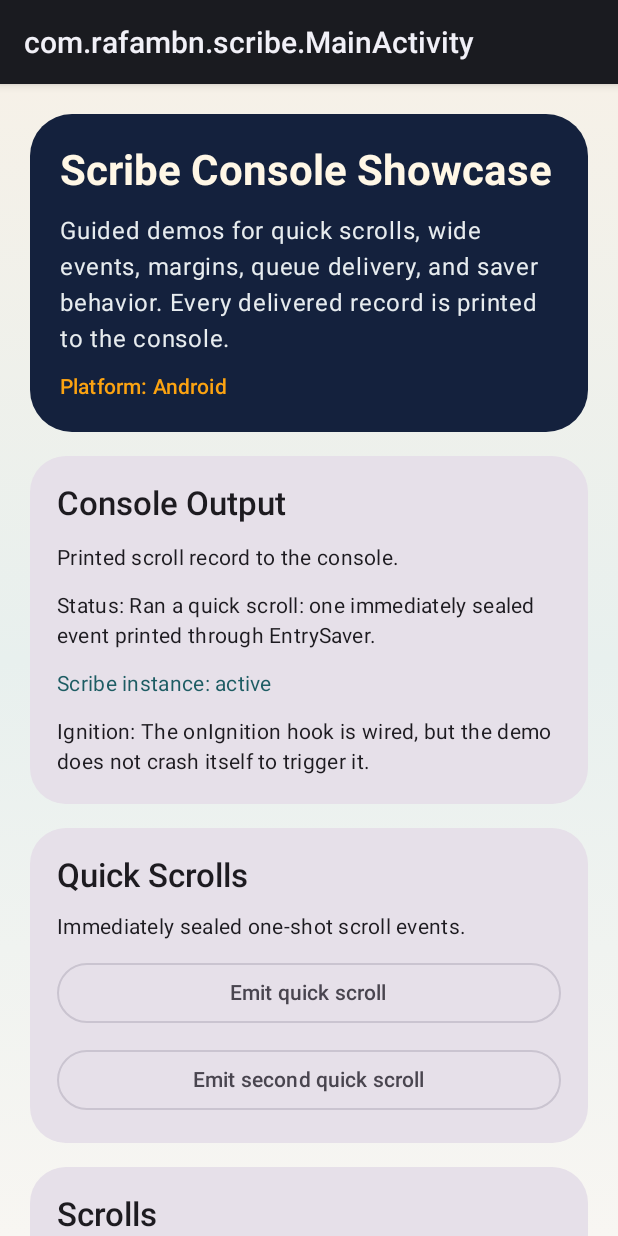
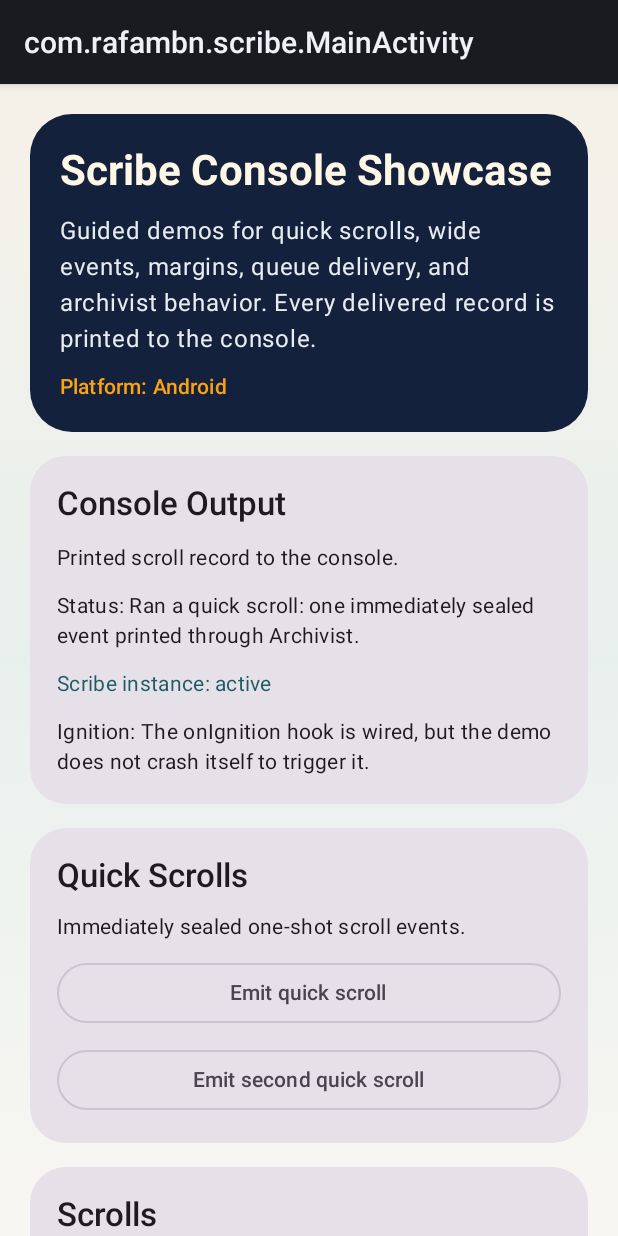
Before and after one commit to rafambn/Scribe, an Android app built with Jetpack Compose: the screen it shows after launch (MainActivity), after a tap on "Emit quick scroll", on a phone screen of 412 x 824 dp. Run offline under Robolectric (Android 15) with nearby library versions, the light colour scheme and no system bars.

Commit message:
Refactor: rename `Saver` to `Archivist` and `ScrollEntry` to `Entry`, update API, tests, and documentation

````diff
--- /dev/null
+++ b/scribe/src/commonMain/kotlin/com/rafambn/scribe/Archivist.kt
@@ -0,0 +1,11 @@
+package com.rafambn.scribe
+
+/**
+ * Contract for persisting [Entry] structured logs produced by [Scribe].
+ */
+fun interface Archivist {
+    /**
+     * Handles an emitted structured log.
+     */
+    suspend fun write(event: Entry)
+}
--- a/scribe/src/commonMain/kotlin/com/rafambn/scribe/Entry.kt
+++ /dev/null
@@ -1,13 +0,0 @@
-package com.rafambn.scribe
-
-import kotlinx.serialization.json.JsonElement
-
-/** Base type for every payload delivered by a [Scribe] runtime. */
-interface Entry
-
-/** Immutable snapshot emitted when a [Scroll] is sealed. */
-data class ScrollEntry(
-    val data: Map<String, JsonElement>,
-) : Entry, Map<String, JsonElement> by data {
-    override fun toString(): String = data.toString()
-}
--- a/scribe/src/commonMain/kotlin/com/rafambn/scribe/Scribe.kt
+++ b/scribe/src/commonMain/kotlin/com/rafambn/scribe/Scribe.kt
@@ -14,21 +14,21 @@ import kotlinx.serialization.json.JsonElement
 import kotlinx.serialization.json.JsonPrimitive
 
 /**
- * Independent event writer that creates [Scroll]s and dispatches [Entry] objects to configured savers.
+ * Independent structured log writer that creates [Scroll]s and dispatches [Entry] snapshots to configured archivists.
  *
  * Create an object that extends this type and override its configuration:
  *
  * ```
  * object AppScribe : Scribe() {
- *     override val shelves = listOf<EntrySaver>(EntrySaver { entry -> println(entry) })
+ *     override val shelves = listOf<Archivist>(Archivist { entry -> println(entry) })
  * }
  * ```
  */
 abstract class Scribe {
     /**
-     * Savers receiving entries emitted by this instance.
+     * Archivists receiving structured logs emitted by this instance.
      */
-    protected abstract val shelves: List<Saver<*>>
+    protected abstract val shelves: List<Archivist>
 
     /**
      * Fields copied into every [Scroll] created by this instance.
@@ -62,7 +62,7 @@ abstract class Scribe {
     fun hire(
         scope: CoroutineScope = CoroutineScope(SupervisorJob() + Dispatchers.Default),
         channel: Channel<Entry>,
-        onSaver: ((saver: Saver<*>, entry: Entry, error: Throwable) -> Unit)? = null,
+        onArchiveFailure: ((archivist: Archivist, entry: Entry, error: Throwable) -> Unit)? = null,
     ) {
         val configuredShelves = shelves
         require(configuredShelves.isNotEmpty()) { "At least one shelf is required." }
@@ -76,16 +76,14 @@ abstract class Scribe {
         activeQueue = channel
         val createdProcessor = scope.launch {
             for (entry in channel) {
-                configuredShelves.forEach { saver ->
-                    if (saver.accepts != null && saver.accepts != entry::class) return@forEach
+                configuredShelves.forEach { archivist ->
                     try {
-                        @Suppress("UNCHECKED_CAST")
-                        (saver as Saver<Entry>).write(entry)
+                        archivist.write(entry)
                     } catch (e: CancellationException) {
                         throw e
                     } catch (e: Throwable) {
                         try {
-                            onSaver?.invoke(saver, entry, e)
+                            onArchiveFailure?.invoke(archivist, entry, e)
                         } catch (_: Throwable) {
                             // Ignore callback failures to keep delivery alive.
                         }
@@ -119,12 +117,12 @@ abstract class Scribe {
     }
 
     /**
-     * Stops accepting entries, closes the delivery channel, and waits for queued events to finish delivery.
+     * Stops accepting structured logs, closes the delivery channel, and waits for queued logs to finish delivery.
      *
      * The channel passed to [hire] is closed and must not be reused.
      * After this call completes, you may call [hire] again with a fresh channel.
      *
-     * If called from within the processor coroutine (e.g., from a saver),
+     * If called from within the processor coroutine (e.g., from a archivist),
      * this function returns immediately without waiting to avoid deadlocks.
      */
     suspend fun retire() {
--- a/scribe/src/commonMain/kotlin/com/rafambn/scribe/Scroll.kt
+++ b/scribe/src/commonMain/kotlin/com/rafambn/scribe/Scroll.kt
@@ -8,15 +8,18 @@ import kotlinx.serialization.json.JsonPrimitive
 
 typealias Scroll = MutableMap<String, JsonElement>
 
+/** Immutable structured log emitted when a [Scroll] is sealed. */
+typealias Entry = Map<String, JsonElement>
+
 val Scroll.id: String
     get() = this["scroll_id"]?.let { (it as? JsonPrimitive)?.content } ?: error("Invalid scroll id metadata.")
 
 @OptIn(ExperimentalUuidApi::class)
 internal fun newScrollId(): String = Uuid.random().toString()
 
-fun Scroll.seal(scribe: Scribe): ScrollEntry {
+fun Scroll.seal(scribe: Scribe): Entry {
     scribe.applyFooter(this)
-    val result = ScrollEntry(toMap())
+    val result: Entry = toMap()
     scribe.enqueue(result)
     return result
 }
--- a/scribe/src/commonMain/kotlin/com/rafambn/scribe/Shelf.kt
+++ /dev/null
@@ -1,33 +0,0 @@
-package com.rafambn.scribe
-
-import kotlin.reflect.KClass
-
-/**
- * Contract for persisting [Entry] instances produced by [Scribe].
- */
-interface Saver<in T : Entry> {
-    /** Exact entry type accepted by this saver, or null to accept every entry. */
-    val accepts: KClass<out Entry>?
-
-    /**
-     * Handles an emitted event.
-     */
-    suspend fun write(event: T)
-}
-
-/** Creates a saver routed only entries whose runtime type is [T]. */
-inline fun <reified T : Entry> Saver(
-    crossinline write: suspend (T) -> Unit,
-): Saver<T> = object : Saver<T> {
-    override val accepts: KClass<out Entry> = T::class
-
-    override suspend fun write(event: T) = write.invoke(event)
-}
-
-/**
- * Saver that receives all entry types.
- */
-fun interface EntrySaver : Saver<Entry> {
-    override val accepts: KClass<out Entry>?
-        get() = null
-}
--- a/testApp/shared/src/commonMain/kotlin/scribe/demo/data/ConsoleRecord.kt
+++ b/testApp/shared/src/commonMain/kotlin/scribe/demo/data/ConsoleRecord.kt
@@ -1,6 +1,6 @@
 package scribe.demo.data
 
-import com.rafambn.scribe.ScrollEntry
+import com.rafambn.scribe.Entry
 import kotlinx.serialization.json.JsonElement
 import kotlinx.serialization.json.JsonPrimitive
 import kotlinx.serialization.json.contentOrNull
@@ -9,10 +9,10 @@ import kotlinx.serialization.json.jsonPrimitive
 typealias ConsoleRecord = Map<String, JsonElement>
 
 fun consoleRecordFromEntry(
-    entry: ScrollEntry,
+    entry: Entry,
     demoName: String,
     platform: String,
-    saverType: String,
+    archivistType: String,
     appVersion: String,
     recordedAt: Long,
 ): ConsoleRecord {
@@ -22,7 +22,7 @@ fun consoleRecordFromEntry(
     payload["demo_name"] = JsonPrimitive(stringField(entry, "demo_name") ?: demoName)
     payload["platform"] = JsonPrimitive(platform)
     payload["app_version"] = JsonPrimitive(appVersion)
-    payload["saver_type"] = JsonPrimitive(saverType)
+    payload["archivist_type"] = JsonPrimitive(archivistType)
     payload["scroll_id"] = JsonPrimitive(stringField(entry, "scroll_id") ?: "missing-scroll-id")
     stringField(entry, "message")?.let { payload["message"] = JsonPrimitive(it) }
     entry["order_id"]?.let { payload["order_id"] = it }
--- a/testApp/shared/src/commonMain/kotlin/scribe/demo/scribe/AppScribe.kt
+++ b/testApp/shared/src/commonMain/kotlin/scribe/demo/scribe/AppScribe.kt
@@ -1,10 +1,10 @@
 package scribe.demo.scribe
 
-import com.rafambn.scribe.EntrySaver
+import com.rafambn.scribe.Archivist
 import com.rafambn.scribe.Margin
 import com.rafambn.scribe.Scribe
 import com.rafambn.scribe.Scroll
-import com.rafambn.scribe.ScrollEntry
+import com.rafambn.scribe.Entry
 import kotlinx.coroutines.CoroutineScope
 import kotlinx.coroutines.delay
 import kotlinx.coroutines.launch
@@ -17,19 +17,19 @@ import scribe.demo.data.sampleImprint
 import scribe.demo.platformName
 import kotlin.time.Duration.Companion.milliseconds
 
-class AppScribe(onRecord: (ScrollEntry) -> Unit) : Scribe() {
+class AppScribe(onRecord: (Entry) -> Unit) : Scribe() {
 
     var overflowDelay: Boolean = false
 
     override val shelves = listOf(
-        EntrySaver { entry ->
-            if (entry is ScrollEntry && entry["tag"]?.jsonPrimitive?.contentOrNull == "saver_failure") {
-                error("Intentional saver failure from showcase demo")
+        Archivist { entry ->
+            if (entry["tag"]?.jsonPrimitive?.contentOrNull == "archivist_failure") {
+                error("Intentional archivist failure from showcase demo")
             }
         },
-        EntrySaver { entry ->
+        Archivist { entry ->
             if (overflowDelay) delay(220.milliseconds)
-            if (entry is ScrollEntry) onRecord(entry)
+            onRecord(entry)
         },
     )
 
--- a/testApp/shared/src/commonMain/kotlin/scribe/demo/ui/HomeContent.kt
+++ b/testApp/shared/src/commonMain/kotlin/scribe/demo/ui/HomeContent.kt
@@ -40,7 +40,7 @@ fun HomeContent(
     isRetired: Boolean,
     ignitionMessage: String,
     activeScrollIds: List<String>,
-    saverErrors: List<String>,
+    archivistErrors: List<String>,
     lastRecord: String,
     timeline: List<TimelineItem>,
     onRunQuickScrollScenario: () -> Unit,
@@ -50,9 +50,9 @@ fun HomeContent(
     onRunMarginScenario: () -> Unit,
     onRunJsonSerializationScenario: () -> Unit,
     onRunStringTemplateScenario: () -> Unit,
-    onRunEntrySaverScenario: () -> Unit,
+    onRunArchivistScenario: () -> Unit,
     onRunOverflowScenario: () -> Unit,
-    onRunSaverFailureScenario: () -> Unit,
+    onRunArchivistFailureScenario: () -> Unit,
     onRehireMainScribe: () -> Unit,
     onRunRetireScenario: () -> Unit,
     onRunPlanRetireScenario: () -> Unit,
@@ -86,7 +86,7 @@ fun HomeContent(
                     isRetired = isRetired,
                     ignitionMessage = ignitionMessage,
                     activeScrollIds = activeScrollIds,
-                    saverErrors = saverErrors,
+                    archivistErrors = archivistErrors,
                     isBusy = isBusy,
                     busyLabel = busyLabel,
                 )
@@ -119,12 +119,12 @@ fun HomeContent(
                     enabled = !isBusy,
                 )
                 ActionGroup(
-                    title = "Savers And Delivery",
-                    description = "Use the saver types, queue overflow behavior, and saver error handling.",
+                    title = "Archivists And Delivery",
+                    description = "Use the archivist types, queue overflow behavior, and archivist error handling.",
                     buttons = listOf(
-                        "EntrySaver mixed flow" to onRunEntrySaverScenario,
+                        "Archivist mixed flow" to onRunArchivistScenario,
                         "Overflow demo" to onRunOverflowScenario,
-                        "Saver failure demo" to onRunSaverFailureScenario,
+                        "Archivist failure demo" to onRunArchivistFailureScenario,
                     ),
                     enabled = !isBusy,
                 )
@@ -162,7 +162,7 @@ private fun HeroCard() {
                 fontWeight = FontWeight.Bold,
             )
             Text(
-                text = "Guided demos for quick scrolls, wide events, margins, queue delivery, and saver behavior. Every delivered record is printed to the console.",
+                text = "Guided demos for quick scrolls, wide events, margins, queue delivery, and archivist behavior. Every delivered record is printed to the console.",
                 color = Color(0xFFE7ECEF),
                 style = MaterialTheme.typography.bodyLarge,
             )
@@ -182,7 +182,7 @@ private fun StatusCard(
     isRetired: Boolean,
     ignitionMessage: String,
     activeScrollIds: List<String>,
-    saverErrors: List<String>,
+    archivistErrors: List<String>,
     isBusy: Boolean,
     busyLabel: String,
 ) {
@@ -206,9 +206,9 @@ private fun StatusCard(
                     style = MaterialTheme.typography.bodyMedium,
                 )
             }
-            if (saverErrors.isNotEmpty()) {
+            if (archivistErrors.isNotEmpty()) {
                 Text(
-                    "Saver errors: ${saverErrors.joinToString()}",
+                    "Archivist errors: ${archivistErrors.joinToString()}",
                     style = MaterialTheme.typography.bodyMedium,
                     color = Color(0xFF9C2F2F),
                 )
--- a/testApp/shared/src/commonMain/kotlin/scribe/demo/ui/HomeScreen.kt
+++ b/testApp/shared/src/commonMain/kotlin/scribe/demo/ui/HomeScreen.kt
@@ -23,7 +23,7 @@ fun HomeScreen() {
         isRetired = state.isRetired,
         ignitionMessage = state.ignitionMessage,
         activeScrollIds = state.activeScrollIds,
-        saverErrors = state.saverErrors,
+        archivistErrors = state.archivistErrors,
         lastRecord = state.lastRecord,
         timeline = state.timeline,
         onRunQuickScrollScenario = viewModel::runQuickScrollScenario,
@@ -33,9 +33,9 @@ fun HomeScreen() {
         onRunMarginScenario = viewModel::runMarginScenario,
         onRunJsonSerializationScenario = viewModel::runJsonSerializationScenario,
         onRunStringTemplateScenario = viewModel::runStringTemplateScenario,
-        onRunEntrySaverScenario = viewModel::runEntrySaverScenario,
+        onRunArchivistScenario = viewModel::runArchivistScenario,
         onRunOverflowScenario = viewModel::runOverflowScenario,
-        onRunSaverFailureScenario = viewModel::runSaverFailureScenario,
+        onRunArchivistFailureScenario = viewModel::runArchivistFailureScenario,
         onRehireMainScribe = viewModel::rehireMainScribe,
         onRunRetireScenario = viewModel::runRetireScenario,
         onRunPlanRetireScenario = viewModel::runPlanRetireScenario,
--- a/testApp/shared/src/commonMain/kotlin/scribe/demo/ui/HomeState.kt
+++ b/testApp/shared/src/commonMain/kotlin/scribe/demo/ui/HomeState.kt
@@ -10,7 +10,7 @@ data class HomeState(
     val activeScrollIds: List<String> = emptyList(),
     val lastRecord: String = "",
     val outputMessage: String = "Records are written to the application console.",
-    val saverErrors: List<String> = emptyList(),
+    val archivistErrors: List<String> = emptyList(),
     val timeline: List<TimelineItem> = emptyList(),
     val ignitionMessage: String = "The onIgnition hook is wired, but the demo does not crash itself to trigger it.",
 )
--- a/testApp/shared/src/commonMain/kotlin/scribe/demo/ui/HomeViewModel.kt
+++ b/testApp/shared/src/commonMain/kotlin/scribe/demo/ui/HomeViewModel.kt
@@ -1,6 +1,6 @@
 package scribe.demo.ui
 
-import com.rafambn.scribe.ScrollEntry
+import com.rafambn.scribe.Entry
 import com.rafambn.scribe.Scribe
 import com.rafambn.scribe.Scroll
 import com.rafambn.scribe.id
@@ -58,9 +58,9 @@ class HomeViewModel {
         appScribe.hire(
             scope = scope,
             channel = Channel(capacity = 2, onBufferOverflow = BufferOverflow.DROP_OLDEST),
-            onSaver = { saver, entry, error ->
-                appendSaverError(
-                    "Saver failure in ${saver::class.simpleName ?: "Saver"} for ${entryKind()}: ${error.message ?: error}",
+            onArchiveFailure = { archivist, entry, error ->
+                appendArchivistError(
+                    "Archivist failure in ${archivist::class.simpleName ?: "Archivist"} for ${entryKind()}: ${error.message ?: error}",
                 )
             },
         )
@@ -72,7 +72,7 @@ class HomeViewModel {
             message = "Started checkout for premium customer",
             level = "INFO",
         )
-        updateStatus("Ran a quick scroll: one immediately sealed event printed through EntrySaver.")
+        updateStatus("Ran a quick scroll: one immediately sealed event printed through Archivist.")
     }
 
     fun runSecondQuickScrollScenario() = launchScenario("Second quick scroll demo") {
@@ -194,18 +194,18 @@ class HomeViewModel {
         updateStatus("Ran JSON serialization demo with a nested object payload for console inspection.")
     }
 
-    fun runEntrySaverScenario() = launchScenario("Unified EntrySaver demo") {
+    fun runArchivistScenario() = launchScenario("Unified Archivist demo") {
         emitQuickScroll(
             tag = "auth",
             message = "Session accepted for staff dashboard",
             level = "INFO",
         )
         val scroll = openScroll(appScribe, id = "session-audit")
-        scroll["demo_name"] = JsonPrimitive("entry_saver_demo")
+        scroll["demo_name"] = JsonPrimitive("entry_archivist_demo")
         scroll["role"] = JsonPrimitive("support")
         scroll["elevated_access"] = JsonPrimitive(true)
         sealScroll(scroll, appScribe)
-        updateStatus("Ran two scrolls through one EntrySaver path.")
+        updateStatus("Ran two scrolls through one Archivist path.")
     }
 
     fun runOverflowScenario() = launchScenario("Overflow demo") {
@@ -233,13 +233,13 @@ class HomeViewModel {
         updateStatus("Ran overflow demo with Channel(..., onBufferOverflow = DROP_OLDEST).")
     }
 
-    fun runSaverFailureScenario() = launchScenario("Saver error demo") {
+    fun runArchivistFailureScenario() = launchScenario("Archivist error demo") {
         emitQuickScroll(
-            tag = "saver_failure",
-            message = "Intentional saver failure probe",
+            tag = "archivist_failure",
+            message = "Intentional archivist failure probe",
             level = "WARN",
         )
-        updateStatus("Saver failure demo ran; onSaver callback captures the injected failure.")
+        updateStatus("Archivist failure demo ran; onArchivist callback captures the injected failure.")
     }
 
     fun runRetireScenario() = launchScenario("retire() demo") {
@@ -309,9 +309,9 @@ class HomeViewModel {
         appScribe.hire(
             channel = Channel(capacity = 2, onBufferOverflow = BufferOverflow.DROP_OLDEST),
             scope = scope,
-            onSaver = { saver, entry, error ->
-                appendSaverError(
-                    "Saver failure in ${saver::class.simpleName ?: "Saver"} for ${entryKind()}: ${error.message ?: error}",
+            onArchiveFailure = { archivist, entry, error ->
+                appendArchivistError(
+                    "Archivist failure in ${archivist::class.simpleName ?: "Archivist"} for ${entryKind()}: ${error.message ?: error}",
                 )
             },
         )
@@ -351,12 +351,12 @@ class HomeViewModel {
         }
     }
 
-    private fun handleRecord(entry: ScrollEntry) {
+    private fun handleRecord(entry: Entry) {
         val record = consoleRecordFromEntry(
             entry = entry,
             demoName = "shared_session",
             platform = platform,
-            saverType = "EntrySaver",
+            archivistType = "Archivist",
             appVersion = appVersion,
             recordedAt = currentEpochMillis(),
         )
@@ -371,7 +371,7 @@ class HomeViewModel {
             )
         }
         appendTimeline(
-            title = "${payloadEventKind(record)} via EntrySaver",
+            title = "${payloadEventKind(record)} via Archivist",
             detail = "${recordSummary(record)}. Printed to console.",
             payload = payload,
             success = true,
@@ -386,15 +386,15 @@ class HomeViewModel {
         }
     }
 
-    private fun appendSaverError(message: String) {
+    private fun appendArchivistError(message: String) {
         println(message)
         _state.update {
             it.copy(
-                saverErrors = listOf(message) + it.saverErrors.take(5),
+                archivistErrors = listOf(message) + it.archivistErrors.take(5),
             )
         }
         appendTimeline(
-            title = "Saver failure captured",
+            title = "Archivist failure captured",
             detail = message,
             payload = "",
             success = false,
````
Also changed, not shown: 9 other files.
